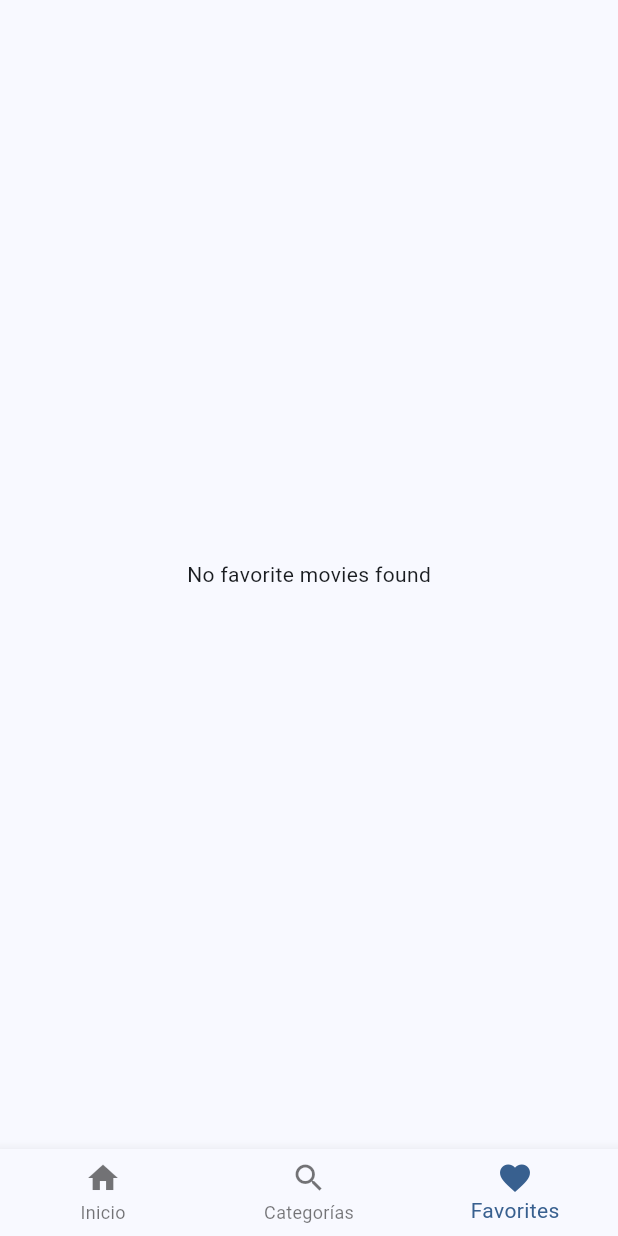
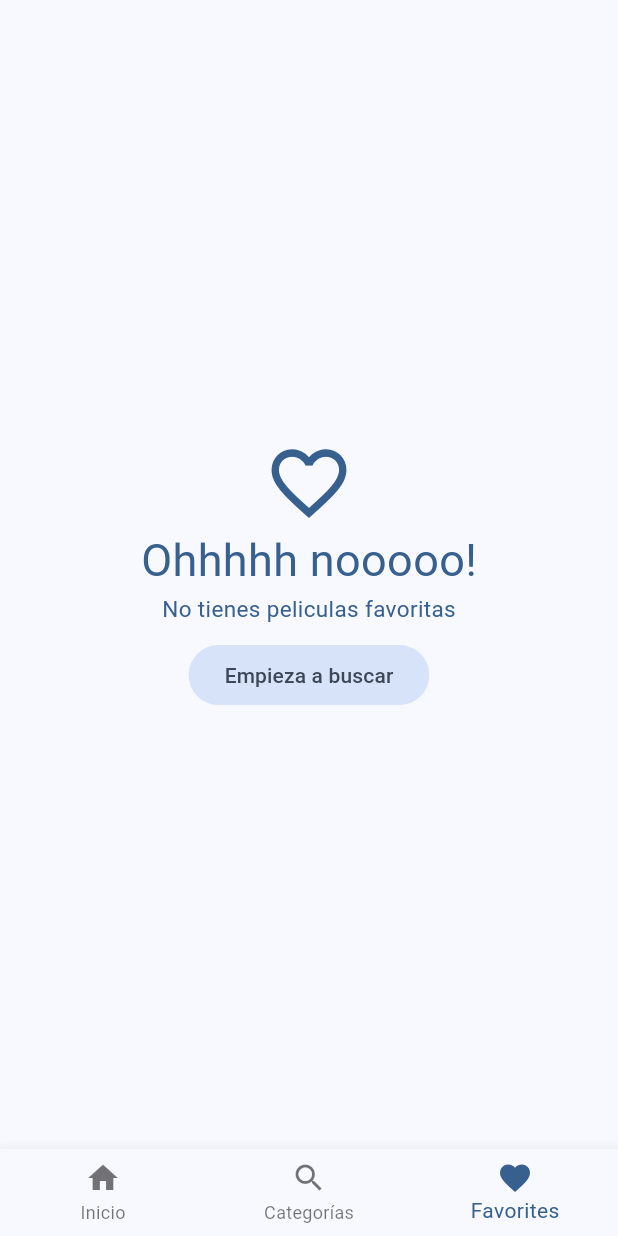
Before and after one commit to Illera1999/Flutter_Course, a Flutter app: the screen it shows after launch, item 3 of the bottom bar chosen, on a phone screen of 412 x 824 dp. Run offline on Flutter 3.47's test engine with Material 3 defaults, Android fonts, the light colour scheme and no system bars; our stand-ins replace animate_do, card_swiper, dio, flutter_dotenv, flutter_riverpod, go_router and 2 more; accounts and stored records are empty; generated files the repository leaves out were written again; network calls fail.

Commit message:
Some fix

```diff
--- a/project/cinemapedia/lib/presentation/screens/movies/movie_screen.dart
+++ b/project/cinemapedia/lib/presentation/screens/movies/movie_screen.dart
@@ -162,7 +162,7 @@ class _CustomSliverAppBar extends ConsumerWidget {
             error: (_, __) => throw UnimplementedError(),
             loading: () => const CircularProgressIndicator(strokeWidth: 2),
           ),
-          onPressed: () async{
+          onPressed: () async {
             // ref.read(localStorageRepositoryProvider).toggleFavorite(movie);
             await ref.read(favoriteMoviesProvider.notifier).toggleFavorite(movie);
             ref.invalidate(isFavoriteProvider(movie.id));
--- a/project/cinemapedia/lib/presentation/views/movies/favorites_view.dart
+++ b/project/cinemapedia/lib/presentation/views/movies/favorites_view.dart
@@ -2,6 +2,7 @@ import 'package:cinemapedia/presentation/providers/providers.dart';
 import 'package:cinemapedia/presentation/widgets/movies/movie_masonry.dart';
 import 'package:flutter/material.dart';
 import 'package:flutter_riverpod/flutter_riverpod.dart';
+import 'package:go_router/go_router.dart';
 
 class FavoritesView extends ConsumerStatefulWidget {
   const FavoritesView({super.key});
@@ -20,13 +21,13 @@ class _FavoritesViewState extends ConsumerState<FavoritesView> {
     ref.read(favoriteMoviesProvider.notifier).loadFavoriteMovies();
   }
 
-
-  void loadNextPage()async{
-    if(isLoading || isLastPage) return;
+  void loadNextPage() async {
+    if (isLoading || isLastPage) return;
     isLoading = true;
-    final movie = await ref.read(favoriteMoviesProvider.notifier).loadFavoriteMovies();
+    final movie =
+        await ref.read(favoriteMoviesProvider.notifier).loadFavoriteMovies();
     isLoading = false;
-    if(movie.isEmpty) {
+    if (movie.isEmpty) {
       isLastPage = true;
     }
   }
@@ -35,7 +36,29 @@ class _FavoritesViewState extends ConsumerState<FavoritesView> {
   Widget build(BuildContext context) {
     final favoriteMovies = ref.watch(favoriteMoviesProvider).values.toList();
     if (favoriteMovies.isEmpty) {
-      return const Center(child: Text('No favorite movies found'));
+      final colors = Theme.of(context).colorScheme;
+      return Center(
+        child: Column(
+          mainAxisAlignment: MainAxisAlignment.center,
+          crossAxisAlignment: CrossAxisAlignment.center,
+          children: [
+            Icon(Icons.favorite_outline_sharp, size: 60, color: colors.primary),
+            Text(
+              'Ohhhhh nooooo!',
+              style: TextStyle(fontSize: 30, color: colors.primary),
+            ),
+            Text(
+              'No tienes peliculas favoritas',
+              style: TextStyle(fontSize: 15, color: colors.primary),
+            ),
+            SizedBox(height: 10),
+            FilledButton.tonal(
+              onPressed: () => context.go('/home/0'),
+              child: Text('Empieza a buscar'),
+            ),
+          ],
+        ),
+      );
     }
     // Display the list of favorite movies
     return Scaffold(
```
